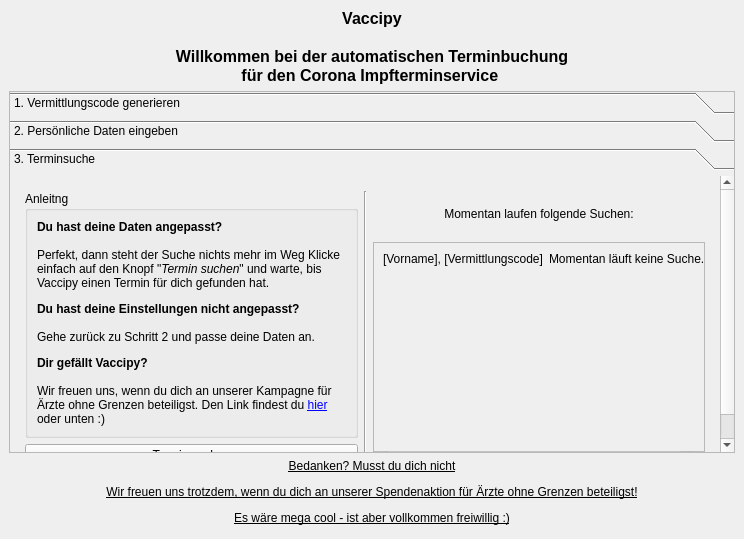
timreibe/vaccipy, file tools/gui/main.ui: the form before one commit.
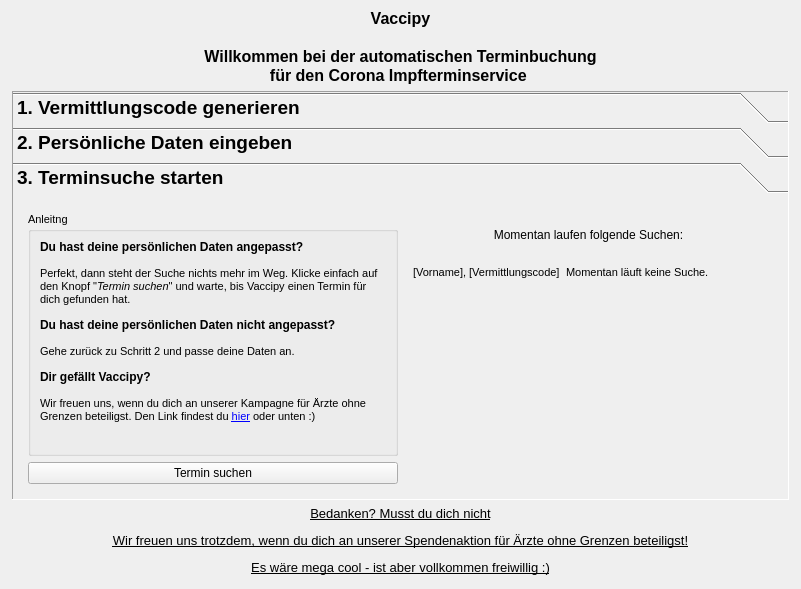
The form after the commit. The open tabs and pages were chosen to show the change.

What changed in the file:
```diff
--- a/tools/gui/main.ui
+++ b/tools/gui/main.ui
@@ -6,8 +6,8 @@
    <rect>
     <x>0</x>
     <y>0</y>
-    <width>744</width>
-    <height>539</height>
+    <width>801</width>
+    <height>589</height>
    </rect>
   </property>
   <property name="windowTitle">
@@ -17,6 +17,12 @@
    <layout class="QGridLayout">
     <item row="0" column="0">
      <layout class="QVBoxLayout" name="verticalLayout" stretch="1,6,1">
+      <property name="leftMargin">
+       <number>3</number>
+      </property>
+      <property name="rightMargin">
+       <number>3</number>
+      </property>
       <property name="bottomMargin">
        <number>5</number>
       </property>
@@ -48,6 +54,14 @@
       </item>
       <item>
        <widget class="QToolBox" name="toolBox">
+        <property name="font">
+         <font>
+          <pointsize>14</pointsize>
+          <weight>75</weight>
+          <bold>true</bold>
+          <strikeout>false</strikeout>
+         </font>
+        </property>
         <property name="cursor">
          <cursorShape>PointingHandCursor</cursorShape>
         </property>
@@ -58,16 +72,13 @@
          <locale language="German" country="Germany"/>
         </property>
         <property name="frameShape">
-         <enum>QFrame::StyledPanel</enum>
+         <enum>QFrame::Panel</enum>
         </property>
         <property name="frameShadow">
          <enum>QFrame::Sunken</enum>
         </property>
-        <property name="lineWidth">
-         <number>3</number>
-        </property>
-        <property name="midLineWidth">
-         <number>5</number>
+        <property name="tabSpacing">
+         <number>4</number>
         </property>
         <widget class="QWidget" name="toolBoxPage_codegen">
          <property name="geometry">
@@ -345,19 +356,29 @@
           <rect>
            <x>0</x>
            <y>0</y>
-           <width>722</width>
-           <height>281</height>
+           <width>758</width>
+           <height>277</height>
           </rect>
          </property>
+         <property name="font">
+          <font>
+           <pointsize>8</pointsize>
+           <weight>50</weight>
+           <bold>false</bold>
+          </font>
+         </property>
          <property name="cursor">
           <cursorShape>ArrowCursor</cursorShape>
          </property>
          <attribute name="label">
-          <string>3. Terminsuche</string>
+          <string>3. Terminsuche starten</string>
+         </attribute>
+         <attribute name="toolTip">
+          <string>Starte die Terminsuche</string>
          </attribute>
          <layout class="QGridLayout" name="gridLayout_7">
           <item row="0" column="0">
-           <layout class="QHBoxLayout" name="tab_layout" stretch="1,0,1">
+           <layout class="QHBoxLayout" name="tab_layout" stretch="1,1">
             <property name="spacing">
              <number>6</number>
             </property>
@@ -380,6 +401,11 @@
              <layout class="QGridLayout" name="ts_links_layout">
               <item row="1" column="0">
                <widget class="QPushButton" name="b_termin_suchen">
+                <property name="font">
+                 <font>
+                  <pointsize>9</pointsize>
+                 </font>
+                </property>
                 <property name="cursor">
                  <cursorShape>PointingHandCursor</cursorShape>
                 </property>
@@ -400,7 +426,7 @@
                     <cursorShape>ArrowCursor</cursorShape>
                    </property>
                    <property name="text">
-                    <string>&lt;html&gt;&lt;head/&gt;&lt;body&gt;&lt;p&gt;&lt;span style=&quot; font-weight:600;&quot;&gt;Du hast deine Daten angepasst?&lt;br/&gt;&lt;/span&gt;&lt;br/&gt;Perfekt, dann steht der Suche nichts mehr im Weg Klicke einfach auf den Knopf &amp;quot;&lt;span style=&quot; font-style:italic;&quot;&gt;Termin suchen&lt;/span&gt;&amp;quot; und warte, bis Vaccipy einen Termin für dich gefunden hat.&lt;/p&gt;&lt;p&gt;&lt;span style=&quot; font-weight:600;&quot;&gt;Du hast deine Einstellungen nicht angepasst?&lt;br/&gt;&lt;br/&gt;&lt;/span&gt;Gehe zurück zu Schritt 2 und passe deine Daten an.&lt;/p&gt;&lt;p&gt;&lt;span style=&quot; font-weight:600;&quot;&gt;Dir gefällt Vaccipy?&lt;br/&gt;&lt;br/&gt;&lt;/span&gt;Wir freuen uns, wenn du dich an unserer Kampagne für Ärzte ohne Grenzen beteiligst. Den Link findest du &lt;a href=&quot;https://www.aerzte-ohne-grenzen.de/spenden-sammeln?cfd=pjs3m&quot;&gt;&lt;span style=&quot; text-decoration: underline; color:#0000ff;&quot;&gt;hier&lt;/span&gt;&lt;/a&gt; oder unten :)&lt;/p&gt;&lt;/body&gt;&lt;/html&gt;</string>
+                    <string>&lt;html&gt;&lt;head/&gt;&lt;body&gt;&lt;p&gt;&lt;span style=&quot; font-size:9pt; font-weight:600;&quot;&gt;Du hast deine persönlichen Daten angepasst?&lt;/span&gt;&lt;span style=&quot; font-weight:600;&quot;&gt;&lt;br/&gt;&lt;/span&gt;&lt;br/&gt;Perfekt, dann steht der Suche nichts mehr im Weg. Klicke einfach auf den Knopf &amp;quot;&lt;span style=&quot; font-style:italic;&quot;&gt;Termin suchen&lt;/span&gt;&amp;quot; und warte, bis Vaccipy einen Termin für dich gefunden hat.&lt;/p&gt;&lt;p&gt;&lt;span style=&quot; font-size:9pt; font-weight:600;&quot;&gt;Du hast deine persönlichen Daten nicht angepasst?&lt;/span&gt;&lt;span style=&quot; font-weight:600;&quot;&gt;&lt;br/&gt;&lt;br/&gt;&lt;/span&gt;Gehe zurück zu Schritt 2 und passe deine Daten an.&lt;/p&gt;&lt;p&gt;&lt;span style=&quot; font-size:9pt; font-weight:600;&quot;&gt;Dir gefällt Vaccipy?&lt;/span&gt;&lt;span style=&quot; font-weight:600;&quot;&gt;&lt;br/&gt;&lt;br/&gt;&lt;/span&gt;Wir freuen uns, wenn du dich an unserer Kampagne für Ärzte ohne Grenzen beteiligst. Den Link findest du &lt;a href=&quot;https://www.aerzte-ohne-grenzen.de/spenden-sammeln?cfd=pjs3m&quot;&gt;&lt;span style=&quot; text-decoration: underline; color:#0000ff;&quot;&gt;hier&lt;/span&gt;&lt;/a&gt; oder unten :)&lt;/p&gt;&lt;/body&gt;&lt;/html&gt;</string>
                    </property>
                    <property name="alignment">
                     <set>Qt::AlignLeading|Qt::AlignLeft|Qt::AlignTop</set>
@@ -421,23 +447,18 @@
               </item>
              </layout>
             </item>
-            <item>
-             <widget class="Line" name="line_2">
-              <property name="frameShadow">
-               <enum>QFrame::Sunken</enum>
-              </property>
-              <property name="lineWidth">
-               <number>1</number>
-              </property>
-              <property name="orientation">
-               <enum>Qt::Vertical</enum>
-              </property>
-             </widget>
-            </item>
             <item>
              <layout class="QVBoxLayout" name="ts_rechts_layout" stretch="1,5">
+              <property name="spacing">
+               <number>0</number>
+              </property>
               <item>
                <widget class="QLabel" name="label_7">
+                <property name="font">
+                 <font>
+                  <pointsize>9</pointsize>
+                 </font>
+                </property>
                 <property name="text">
                  <string>Momentan laufen folgende Suchen:</string>
                 </property>
@@ -448,6 +469,9 @@
               </item>
               <item>
                <widget class="QScrollArea" name="sucheProzesse_scrollArea">
+                <property name="frameShape">
+                 <enum>QFrame::NoFrame</enum>
+                </property>
                 <property name="widgetResizable">
                  <bool>true</bool>
                 </property>
@@ -456,8 +480,8 @@
                   <rect>
                    <x>0</x>
                    <y>0</y>
-                   <width>334</width>
-                   <height>200</height>
+                   <width>359</width>
+                   <height>204</height>
                   </rect>
                  </property>
                  <layout class="QFormLayout" name="sucheProzesse_layout">
@@ -489,6 +513,11 @@
       </item>
       <item>
        <widget class="QLabel" name="spenden_label">
+        <property name="font">
+         <font>
+          <pointsize>10</pointsize>
+         </font>
+        </property>
         <property name="text">
          <string>&lt;html&gt;&lt;head/&gt;&lt;body&gt;&lt;p&gt;&lt;a href=&quot;https://www.aerzte-ohne-grenzen.de/spenden-sammeln?cfd=pjs3m&quot;&gt;&lt;span style=&quot; text-decoration: underline; color:#000000;&quot;&gt;Bedanken? Musst du dich nicht&lt;/span&gt;&lt;/a&gt;&lt;/p&gt;&lt;p&gt;&lt;a href=&quot;https://www.aerzte-ohne-grenzen.de/spenden-sammeln?cfd=pjs3m&quot;&gt;&lt;span style=&quot; text-decoration: underline; color:#000000;&quot;&gt;Wir freuen uns trotzdem, wenn du dich an unserer Spendenaktion für Ärzte ohne Grenzen beteiligst!&lt;/span&gt;&lt;/a&gt;&lt;/p&gt;&lt;p&gt;&lt;a href=&quot;https://www.aerzte-ohne-grenzen.de/spenden-sammeln?cfd=pjs3m&quot;&gt;&lt;span style=&quot; text-decoration: underline; color:#000000;&quot;&gt;Es wäre mega cool - ist aber vollkommen freiwillig :)&lt;/span&gt;&lt;/a&gt;&lt;/p&gt;&lt;/body&gt;&lt;/html&gt;</string>
         </property>
```
Left out of the diff: 63 changed lines with no effect on the pictures.
